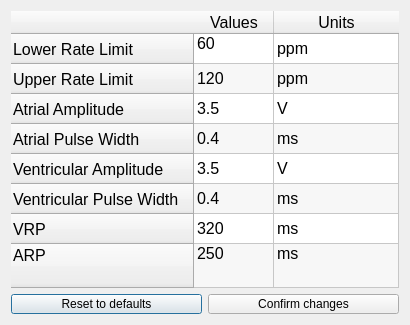
Before: the Qt Designer form DCM/ui_files/parameters.ui in CarlosCapili/3K04-Pacemaker-Project, drawn with Qt 5.
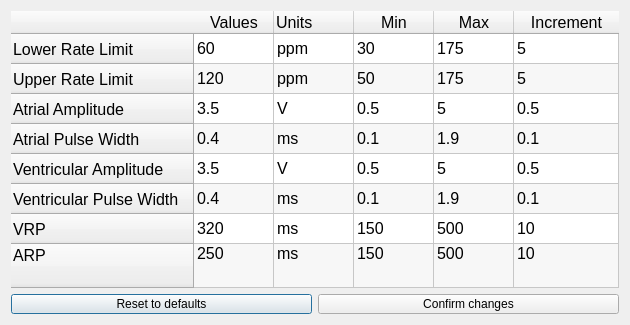
After: the same form once the commit is applied.

The edit to the form file:
```diff
--- a/DCM/ui_files/parameters.ui
+++ b/DCM/ui_files/parameters.ui
@@ -6,7 +6,7 @@
    <rect>
     <x>0</x>
     <y>0</y>
-    <width>410</width>
+    <width>630</width>
     <height>325</height>
    </rect>
   </property>
@@ -18,13 +18,13 @@
   </property>
   <property name="minimumSize">
    <size>
-    <width>410</width>
+    <width>630</width>
     <height>325</height>
    </size>
   </property>
   <property name="maximumSize">
    <size>
-    <width>500</width>
+    <width>800</width>
     <height>500</height>
    </size>
   </property>
@@ -211,13 +211,31 @@
       <property name="text">
        <string>Units</string>
       </property>
+      <property name="textAlignment">
+       <set>AlignLeading|AlignVCenter</set>
+      </property>
+     </column>
+     <column>
+      <property name="text">
+       <string>Min</string>
+      </property>
+     </column>
+     <column>
+      <property name="text">
+       <string>Max</string>
+      </property>
+     </column>
+     <column>
+      <property name="text">
+       <string>Increment</string>
+      </property>
      </column>
      <item row="0" column="0">
       <property name="text">
        <string>60</string>
       </property>
       <property name="textAlignment">
-       <set>AlignLeading|AlignTop</set>
+       <set>AlignLeading|AlignVCenter</set>
       </property>
      </item>
      <item row="0" column="1">
@@ -228,6 +246,30 @@
        <set>ItemIsDragEnabled|ItemIsUserCheckable|ItemIsEnabled</set>
       </property>
      </item>
+     <item row="0" column="2">
+      <property name="text">
+       <string>30</string>
+      </property>
+      <property name="flags">
+       <set>ItemIsDragEnabled|ItemIsUserCheckable|ItemIsEnabled</set>
+      </property>
+     </item>
+     <item row="0" column="3">
+      <property name="text">
+       <string>175</string>
+      </property>
+      <property name="flags">
+       <set>ItemIsDragEnabled|ItemIsUserCheckable|ItemIsEnabled</set>
+      </property>
+     </item>
+     <item row="0" column="4">
+      <property name="text">
+       <string>5</string>
+      </property>
+      <property name="flags">
+       <set>ItemIsDragEnabled|ItemIsUserCheckable|ItemIsEnabled</set>
+      </property>
+     </item>
      <item row="1" column="0">
       <property name="text">
        <string>120</string>
@@ -241,6 +283,30 @@
        <set>ItemIsDragEnabled|ItemIsUserCheckable|ItemIsEnabled</set>
       </property>
      </item>
+     <item row="1" column="2">
+      <property name="text">
+       <string>50</string>
+      </property>
+      <property name="flags">
+       <set>ItemIsDragEnabled|ItemIsUserCheckable|ItemIsEnabled</set>
+      </property>
+     </item>
+     <item row="1" column="3">
+      <property name="text">
+       <string>175</string>
+      </property>
+      <property name="flags">
+       <set>ItemIsDragEnabled|ItemIsUserCheckable|ItemIsEnabled</set>
+      </property>
+     </item>
+     <item row="1" column="4">
+      <property name="text">
+       <string>5</string>
+      </property>
+      <property name="flags">
+       <set>ItemIsDragEnabled|ItemIsUserCheckable|ItemIsEnabled</set>
+      </property>
+     </item>
      <item row="2" column="0">
       <property name="text">
        <string>3.5</string>
@@ -254,6 +320,30 @@
        <set>ItemIsDragEnabled|ItemIsUserCheckable|ItemIsEnabled</set>
       </property>
      </item>
+     <item row="2" column="2">
+      <property name="text">
+       <string>0.5</string>
+      </property>
+      <property name="flags">
+       <set>ItemIsDragEnabled|ItemIsUserCheckable|ItemIsEnabled</set>
+      </property>
+     </item>
+     <item row="2" column="3">
+      <property name="text">
+       <string>5</string>
+      </property>
+      <property name="flags">
+       <set>ItemIsDragEnabled|ItemIsUserCheckable|ItemIsEnabled</set>
+      </property>
+     </item>
+     <item row="2" column="4">
+      <property name="text">
+       <string>0.5</string>
+      </property>
+      <property name="flags">
+       <set>ItemIsDragEnabled|ItemIsUserCheckable|ItemIsEnabled</set>
+      </property>
+     </item>
      <item row="3" column="0">
       <property name="text">
        <string>0.4</string>
@@ -267,6 +357,30 @@
        <set>ItemIsDragEnabled|ItemIsUserCheckable|ItemIsEnabled</set>
       </property>
      </item>
+     <item row="3" column="2">
+      <property name="text">
+       <string>0.1</string>
+      </property>
+      <property name="flags">
+       <set>ItemIsDragEnabled|ItemIsUserCheckable|ItemIsEnabled</set>
+      </property>
+     </item>
+     <item row="3" column="3">
+      <property name="text">
+       <string>1.9</string>
+      </property>
+      <property name="flags">
+       <set>ItemIsDragEnabled|ItemIsUserCheckable|ItemIsEnabled</set>
+      </property>
+     </item>
+     <item row="3" column="4">
+      <property name="text">
+       <string>0.1</string>
+      </property>
+      <property name="flags">
+       <set>ItemIsDragEnabled|ItemIsUserCheckable|ItemIsEnabled</set>
+      </property>
+     </item>
      <item row="4" column="0">
       <property name="text">
        <string>3.5</string>
@@ -280,6 +394,30 @@
        <set>ItemIsDragEnabled|ItemIsUserCheckable|ItemIsEnabled</set>
       </property>
      </item>
+     <item row="4" column="2">
+      <property name="text">
+       <string>0.5</string>
+      </property>
+      <property name="flags">
+       <set>ItemIsDragEnabled|ItemIsUserCheckable|ItemIsEnabled</set>
+      </property>
+     </item>
+     <item row="4" column="3">
+      <property name="text">
+       <string>5</string>
+      </property>
+      <property name="flags">
+       <set>ItemIsDragEnabled|ItemIsUserCheckable|ItemIsEnabled</set>
+      </property>
+     </item>
+     <item row="4" column="4">
+      <property name="text">
+       <string>0.5</string>
+      </property>
+      <property name="flags">
+       <set>ItemIsDragEnabled|ItemIsUserCheckable|ItemIsEnabled</set>
+      </property>
+     </item>
      <item row="5" column="0">
       <property name="text">
        <string>0.4</string>
@@ -293,6 +431,30 @@
        <set>ItemIsDragEnabled|ItemIsUserCheckable|ItemIsEnabled</set>
       </property>
      </item>
+     <item row="5" column="2">
+      <property name="text">
+       <string>0.1</string>
+      </property>
+      <property name="flags">
+       <set>ItemIsDragEnabled|ItemIsUserCheckable|ItemIsEnabled</set>
+      </property>
+     </item>
+     <item row="5" column="3">
+      <property name="text">
+       <string>1.9</string>
+      </property>
+      <property name="flags">
+       <set>ItemIsDragEnabled|ItemIsUserCheckable|ItemIsEnabled</set>
+      </property>
+     </item>
+     <item row="5" column="4">
+      <property name="text">
+       <string>0.1</string>
+      </property>
+      <property name="flags">
+       <set>ItemIsDragEnabled|ItemIsUserCheckable|ItemIsEnabled</set>
+      </property>
+     </item>
      <item row="6" column="0">
       <property name="text">
        <string>320</string>
@@ -306,6 +468,30 @@
        <set>ItemIsDragEnabled|ItemIsUserCheckable|ItemIsEnabled</set>
       </property>
      </item>
+     <item row="6" column="2">
+      <property name="text">
+       <string>150</string>
+      </property>
+      <property name="flags">
+       <set>ItemIsDragEnabled|ItemIsUserCheckable|ItemIsEnabled</set>
+      </property>
+     </item>
+     <item row="6" column="3">
+      <property name="text">
+       <string>500</string>
+      </property>
+      <property name="flags">
+       <set>ItemIsDragEnabled|ItemIsUserCheckable|ItemIsEnabled</set>
+      </property>
+     </item>
+     <item row="6" column="4">
+      <property name="text">
+       <string>10</string>
+      </property>
+      <property name="flags">
+       <set>ItemIsDragEnabled|ItemIsUserCheckable|ItemIsEnabled</set>
+      </property>
+     </item>
      <item row="7" column="0">
       <property name="text">
        <string>250</string>
@@ -325,6 +511,39 @@
        <set>ItemIsDragEnabled|ItemIsUserCheckable|ItemIsEnabled</set>
       </property>
      </item>
+     <item row="7" column="2">
+      <property name="text">
+       <string>150</string>
+      </property>
+      <property name="textAlignment">
+       <set>AlignLeading|AlignTop</set>
+      </property>
+      <property name="flags">
+       <set>ItemIsDragEnabled|ItemIsUserCheckable|ItemIsEnabled</set>
+      </property>
+     </item>
+     <item row="7" column="3">
+      <property name="text">
+       <string>500</string>
+      </property>
+      <property name="textAlignment">
+       <set>AlignLeading|AlignTop</set>
+      </property>
+      <property name="flags">
+       <set>ItemIsDragEnabled|ItemIsUserCheckable|ItemIsEnabled</set>
+      </property>
+     </item>
+     <item row="7" column="4">
+      <property name="text">
+       <string>10</string>
+      </property>
+      <property name="textAlignment">
+       <set>AlignLeading|AlignTop</set>
+      </property>
+      <property name="flags">
+       <set>ItemIsDragEnabled|ItemIsUserCheckable|ItemIsEnabled</set>
+      </property>
+     </item>
     </widget>
    </item>
   </layout>
```
